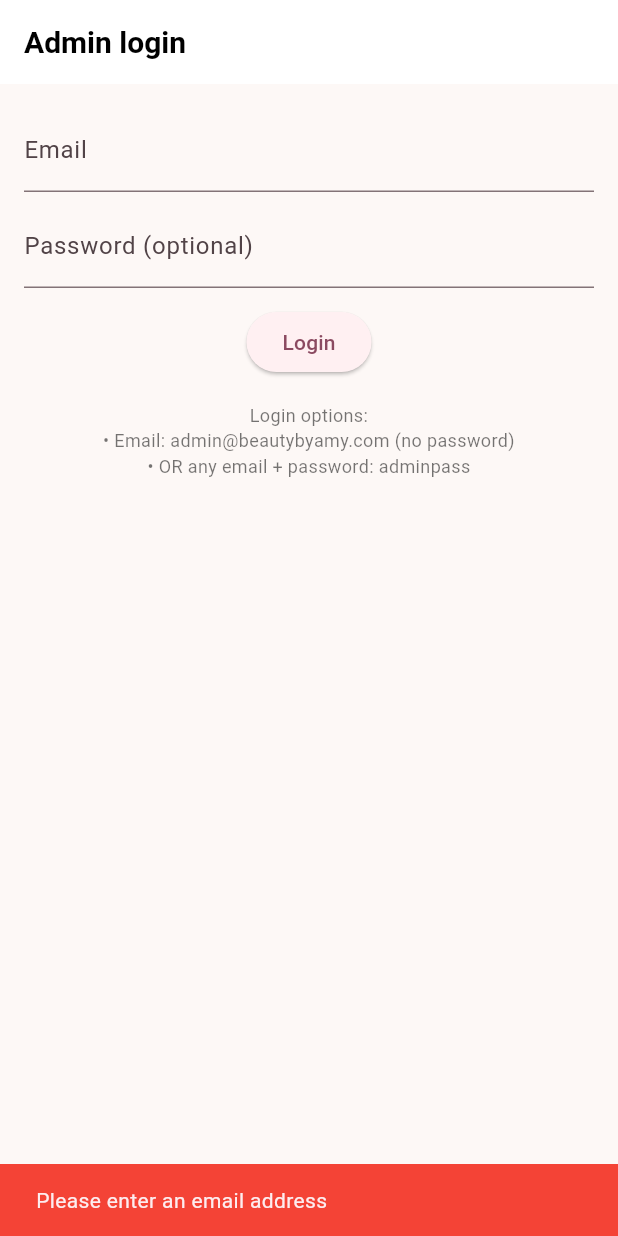
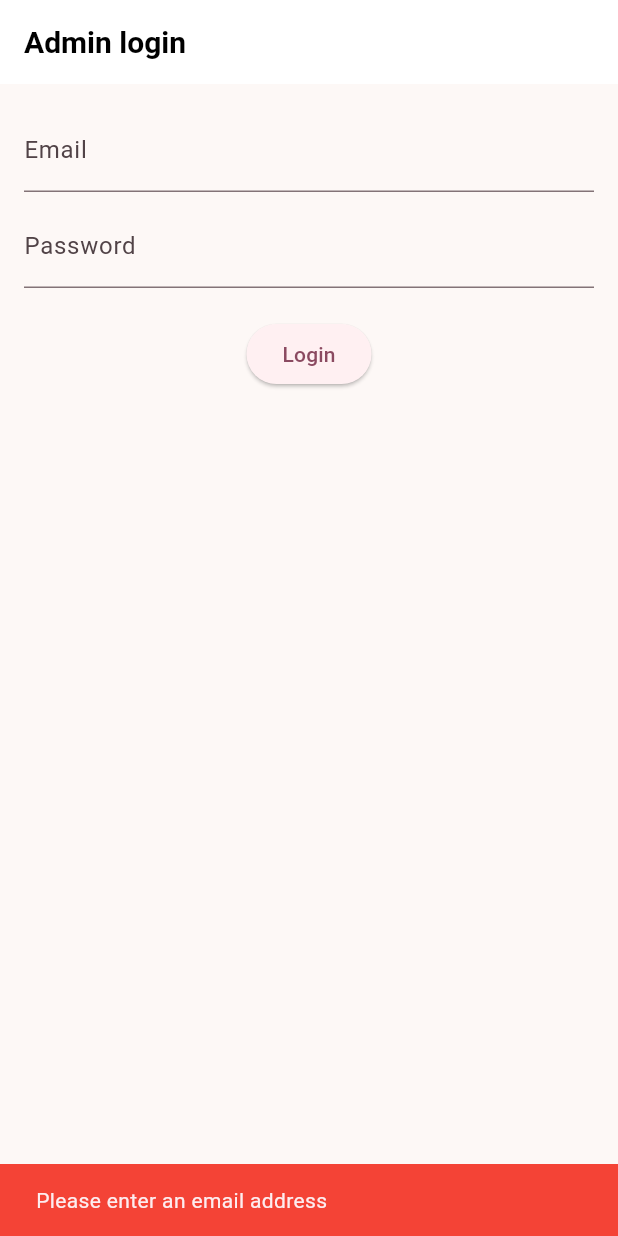
Before and after one commit to JustinSu11/BeautyByAmy, a Flutter app: the AdminScreen screen opened by its route, after a tap on the "logout" icon, after a tap on "Login", on a phone screen of 412 x 824 dp. Run offline on Flutter 3.47's test engine with Material 3 defaults, Android fonts, the phone set to English and light mode, and no system bars; our stand-ins replace flutter_dotenv, flutter_riverpod, flutter_secure_storage, go_router, hive_flutter; accounts and stored records are empty.

Commit message:
Fix infinite loading and remove login hints for security
Co-authored-by: JustinSu11 <127140341+JustinSu11@users.noreply.github.com>

```diff
--- a/mobile_flutter/lib/ui/screens/admin_screen.dart
+++ b/mobile_flutter/lib/ui/screens/admin_screen.dart
@@ -18,8 +18,11 @@ class _AdminScreenState extends ConsumerState<AdminScreen> {
   bool _isLoading = false;
 
   Future<void> _loginAsOwner() async {
+    if (_isLoading) return; // Prevent multiple simultaneous login attempts
+
     setState(() => _isLoading = true);
 
+    try {
       final owner = dotenv.env['OWNER_EMAIL'] ?? 'admin@beautybyamy.com';
       final email = _emailCtrl.text.trim();
       final password = _passwordCtrl.text;
@@ -37,8 +40,9 @@ class _AdminScreenState extends ConsumerState<AdminScreen> {
         if (mounted) {
           ScaffoldMessenger.of(context).showSnackBar(
             const SnackBar(
-            content: Text('Login successful! Welcome, Owner.'),
+              content: Text('Login successful!'),
               backgroundColor: Colors.green,
+              duration: Duration(seconds: 2),
             ),
           );
         }
@@ -52,8 +56,9 @@ class _AdminScreenState extends ConsumerState<AdminScreen> {
         if (mounted) {
           ScaffoldMessenger.of(context).showSnackBar(
             const SnackBar(
-            content: Text('Login successful! Welcome, Admin.'),
+              content: Text('Login successful!'),
               backgroundColor: Colors.green,
+              duration: Duration(seconds: 2),
             ),
           );
         }
@@ -65,17 +70,18 @@ class _AdminScreenState extends ConsumerState<AdminScreen> {
               content: Text(
                 email.isEmpty
                   ? 'Please enter an email address'
-                : 'Invalid credentials. Try:\n• Email: admin@beautybyamy.com (no password)\n• OR any email with password: adminpass'
+                  : 'Invalid credentials'
               ),
               backgroundColor: Colors.red,
-            duration: const Duration(seconds: 5),
+              duration: const Duration(seconds: 3),
             ),
           );
         }
       }
-
+    } finally {
       if (mounted) {
         setState(() => _isLoading = false);
+      }
     }
   }
 
@@ -97,21 +103,20 @@ class _AdminScreenState extends ConsumerState<AdminScreen> {
                 controller: _emailCtrl,
                 decoration: const InputDecoration(
                   labelText: 'Email',
-                  hintText: 'admin@beautybyamy.com',
                 ),
+                keyboardType: TextInputType.emailAddress,
                 enabled: !_isLoading,
               ),
               const SizedBox(height: 8),
               TextField(
                 controller: _passwordCtrl,
                 decoration: const InputDecoration(
-                  labelText: 'Password (optional)',
-                  hintText: 'Leave blank or enter: adminpass',
+                  labelText: 'Password',
                 ),
                 obscureText: true,
                 enabled: !_isLoading,
               ),
-              const SizedBox(height: 12),
+              const SizedBox(height: 20),
               ElevatedButton(
                 onPressed: _isLoading ? null : _loginAsOwner,
                 child: _isLoading
@@ -121,14 +126,6 @@ class _AdminScreenState extends ConsumerState<AdminScreen> {
                         child: CircularProgressIndicator(strokeWidth: 2),
                       )
                     : const Text('Login'),
-              ),
-              const SizedBox(height: 16),
-              const Text(
-                'Login options:\n'
-                '• Email: admin@beautybyamy.com (no password)\n'
-                '• OR any email + password: adminpass',
-                style: TextStyle(fontSize: 12, color: Colors.black54),
-                textAlign: TextAlign.center,
               ),
             ],
           ),
```
Lines whose indentation alone changed are shown as unchanged.
